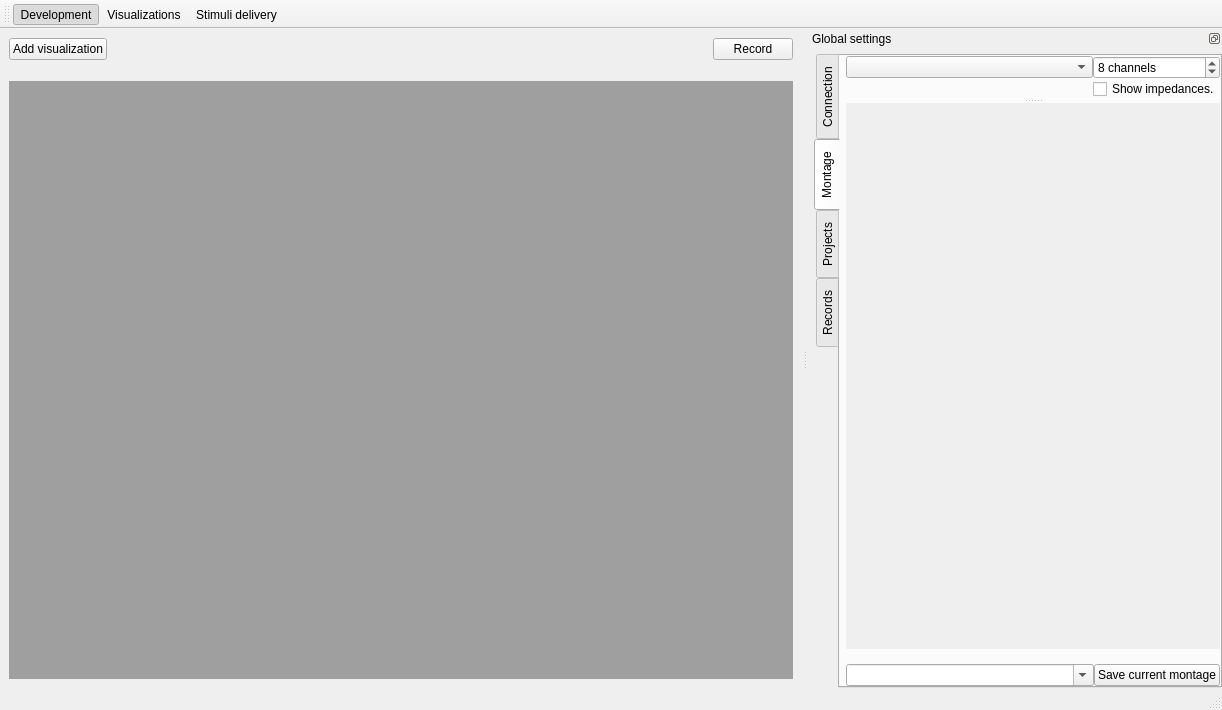
Old version of the form bci_framework/qtgui/main.ui in the repository UN-GCPDS/bci-framework.
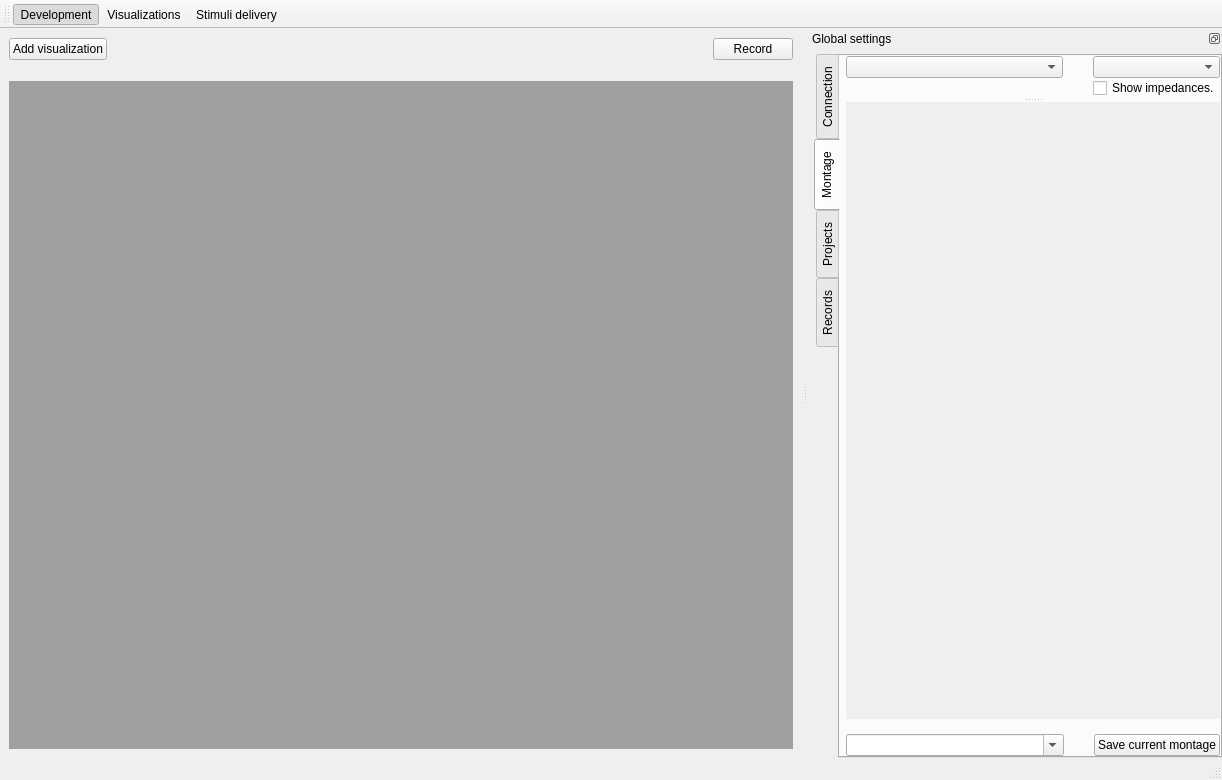
New version of the form. The open tabs and pages were chosen to show the change. Icons and pictures are not drawn.

```diff
--- a/bci_framework/qtgui/main.ui
+++ b/bci_framework/qtgui/main.ui
@@ -7,7 +7,7 @@
     <x>0</x>
     <y>0</y>
     <width>1222</width>
-    <height>710</height>
+    <height>780</height>
    </rect>
   </property>
   <property name="windowTitle">
@@ -1087,22 +1087,6 @@
                 </property>
                </widget>
               </item>
-              <item row="0" column="2">
-               <widget class="QSpinBox" name="spinBox_montage_channels">
-                <property name="suffix">
-                 <string> channels</string>
-                </property>
-                <property name="minimum">
-                 <number>1</number>
-                </property>
-                <property name="maximum">
-                 <number>16</number>
-                </property>
-                <property name="value">
-                 <number>8</number>
-                </property>
-               </widget>
-              </item>
               <item row="0" column="0">
                <widget class="QComboBox" name="comboBox_montages">
                 <property name="currentIndex">
@@ -1123,6 +1107,25 @@
                 </property>
                </spacer>
               </item>
+              <item row="0" column="2">
+               <widget class="QComboBox" name="comboBox_montage_channels"/>
+              </item>
+              <item row="0" column="1">
+               <spacer name="horizontalSpacer_9">
+                <property name="orientation">
+                 <enum>Qt::Horizontal</enum>
+                </property>
+                <property name="sizeType">
+                 <enum>QSizePolicy::Fixed</enum>
+                </property>
+                <property name="sizeHint" stdset="0">
+                 <size>
+                  <width>30</width>
+                  <height>20</height>
+                 </size>
+                </property>
+               </spacer>
+              </item>
              </layout>
             </item>
             <item row="1" column="0">
@@ -1164,7 +1167,7 @@
                   <x>0</x>
                   <y>0</y>
                   <width>411</width>
-                  <height>428</height>
+                  <height>492</height>
                  </rect>
                 </property>
                 <layout class="QGridLayout" name="gridLayout_9">
@@ -1224,7 +1227,7 @@
              </spacer>
             </item>
             <item row="3" column="0">
-             <layout class="QHBoxLayout" name="horizontalLayout_7" stretch="1,0">
+             <layout class="QHBoxLayout" name="horizontalLayout_7" stretch="1,0,0">
               <item>
                <widget class="QComboBox" name="comboBox_historical_montages">
                 <property name="editable">
@@ -1235,6 +1238,22 @@
                 </property>
                </widget>
               </item>
+              <item>
+               <spacer name="horizontalSpacer_8">
+                <property name="orientation">
+                 <enum>Qt::Horizontal</enum>
+                </property>
+                <property name="sizeType">
+                 <enum>QSizePolicy::Fixed</enum>
+                </property>
+                <property name="sizeHint" stdset="0">
+                 <size>
+                  <width>30</width>
+                  <height>20</height>
+                 </size>
+                </property>
+               </spacer>
+              </item>
               <item>
                <widget class="QPushButton" name="pushButton_save_montage">
                 <property name="text">
```
Left out of the diff: 19 changed lines with no effect on the pictures.
